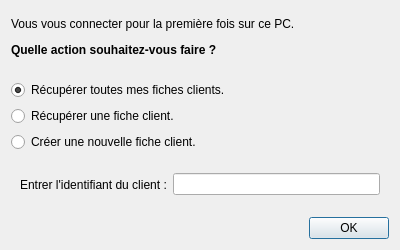
Before: the Qt Designer form gui/Viewer/forms/choosedialog.ui in Krozark/Salamandre, drawn with Qt 5.
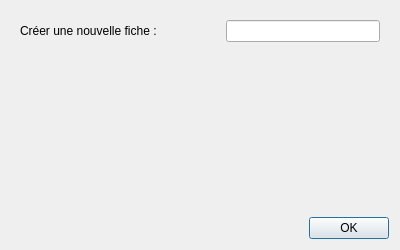
After: the same form once the commit is applied. The open tabs and pages were chosen to show the change.

Diff of the .ui file:
```diff
--- a/gui/Viewer/forms/choosedialog.ui
+++ b/gui/Viewer/forms/choosedialog.ui
@@ -54,22 +54,6 @@
            </property>
           </widget>
          </item>
-         <item>
-          <spacer name="verticalSpacer_2">
-           <property name="orientation">
-            <enum>Qt::Vertical</enum>
-           </property>
-           <property name="sizeType">
-            <enum>QSizePolicy::Fixed</enum>
-           </property>
-           <property name="sizeHint" stdset="0">
-            <size>
-             <width>20</width>
-             <height>10</height>
-            </size>
-           </property>
-          </spacer>
-         </item>
          <item>
           <layout class="QVBoxLayout" name="verticalLayout_3">
            <property name="topMargin">
@@ -129,6 +113,19 @@
          </item>
         </layout>
        </item>
+       <item>
+        <spacer name="verticalSpacer_6">
+         <property name="orientation">
+          <enum>Qt::Vertical</enum>
+         </property>
+         <property name="sizeHint" stdset="0">
+          <size>
+           <width>20</width>
+           <height>40</height>
+          </size>
+         </property>
+        </spacer>
+       </item>
       </layout>
      </widget>
      <widget class="QWidget" name="page_2">
@@ -238,6 +235,75 @@
          </item>
         </layout>
        </item>
+       <item>
+        <spacer name="verticalSpacer_4">
+         <property name="orientation">
+          <enum>Qt::Vertical</enum>
+         </property>
+         <property name="sizeHint" stdset="0">
+          <size>
+           <width>20</width>
+           <height>40</height>
+          </size>
+         </property>
+        </spacer>
+       </item>
+       <item>
+        <spacer name="verticalSpacer_5">
+         <property name="orientation">
+          <enum>Qt::Vertical</enum>
+         </property>
+         <property name="sizeHint" stdset="0">
+          <size>
+           <width>20</width>
+           <height>40</height>
+          </size>
+         </property>
+        </spacer>
+       </item>
+      </layout>
+     </widget>
+     <widget class="QWidget" name="page_3">
+      <layout class="QVBoxLayout" name="verticalLayout_7">
+       <item>
+        <layout class="QHBoxLayout" name="horizontalLayout_4">
+         <item>
+          <widget class="QLabel" name="label_newMedecinAndClientData">
+           <property name="minimumSize">
+            <size>
+             <width>200</width>
+             <height>0</height>
+            </size>
+           </property>
+           <property name="maximumSize">
+            <size>
+             <width>200</width>
+             <height>16777215</height>
+            </size>
+           </property>
+           <property name="text">
+            <string>Créer une nouvelle fiche : </string>
+           </property>
+          </widget>
+         </item>
+         <item>
+          <widget class="QLineEdit" name="lineEdit_newMedecinAndClientData"/>
+         </item>
+        </layout>
+       </item>
+       <item>
+        <spacer name="verticalSpacer_3">
+         <property name="orientation">
+          <enum>Qt::Vertical</enum>
+         </property>
+         <property name="sizeHint" stdset="0">
+          <size>
+           <width>20</width>
+           <height>40</height>
+          </size>
+         </property>
+        </spacer>
+       </item>
       </layout>
      </widget>
     </widget>
@@ -255,6 +321,22 @@
      </property>
     </spacer>
    </item>
+   <item>
+    <spacer name="verticalSpacer_2">
+     <property name="orientation">
+      <enum>Qt::Vertical</enum>
+     </property>
+     <property name="sizeType">
+      <enum>QSizePolicy::Fixed</enum>
+     </property>
+     <property name="sizeHint" stdset="0">
+      <size>
+       <width>20</width>
+       <height>10</height>
+      </size>
+     </property>
+    </spacer>
+   </item>
    <item>
     <widget class="QDialogButtonBox" name="buttonBox">
      <property name="orientation">
```
Left out of the diff: 2 changed lines with no effect on the pictures.
